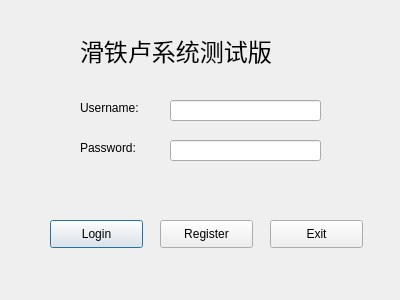
First picture: the form in Qt/TrainBoom/logindialog.ui, repository zidaneandmessi/TrainBoom_FrontEnd, before the edit.
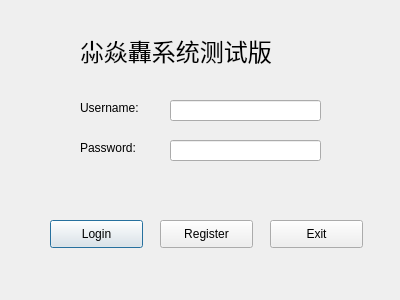
Second picture: the form after the edit.

Patch:
```diff
--- a/Qt/TrainBoom/logindialog.ui
+++ b/Qt/TrainBoom/logindialog.ui
@@ -108,12 +108,12 @@
    </property>
    <property name="font">
     <font>
-     <family>锐字工房绽放黑简1.0</family>
+     <family>等线</family>
      <pointsize>18</pointsize>
     </font>
    </property>
    <property name="text">
-    <string>滑铁卢系统测试版</string>
+    <string>尛焱轟系统测试版</string>
    </property>
   </widget>
   <widget class="QPushButton" name="regBtn">
```
Left out of the diff: 7 changed lines with no effect on the pictures.
